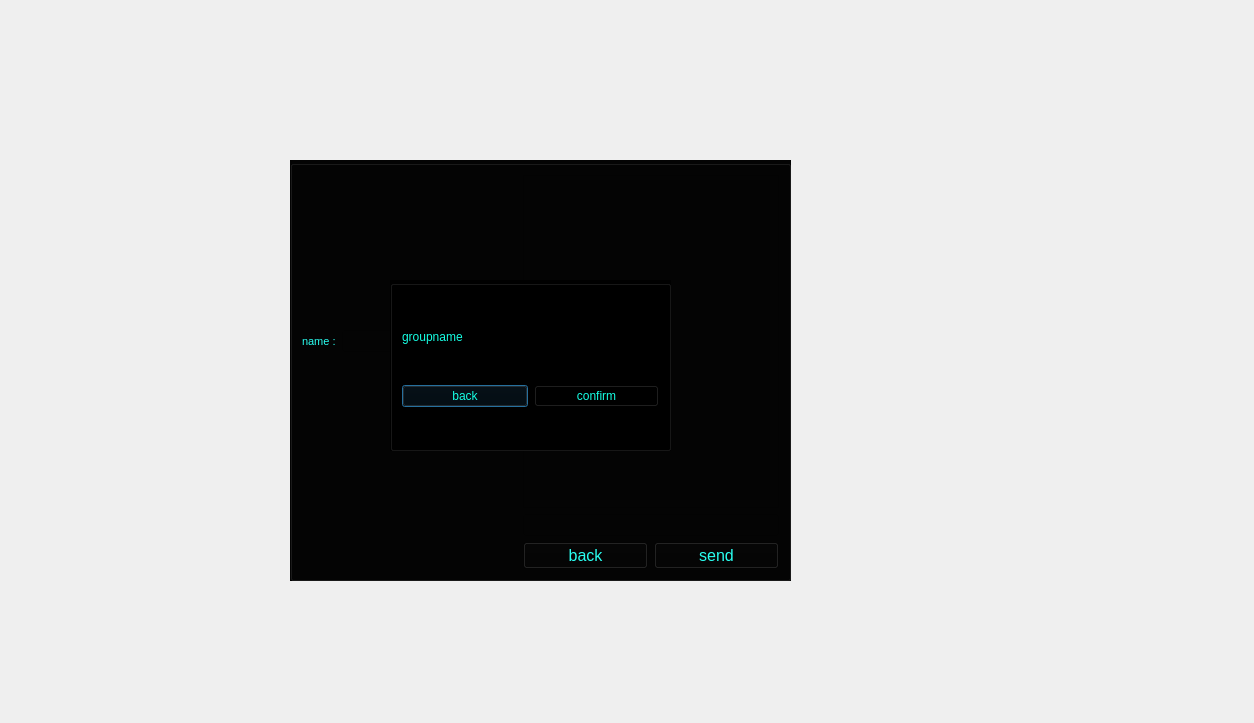
The window that massenger/joingroup_dialog.ui (MahanBeidokhti/AP-Messenger) describes before a commit, drawn with Qt 5.
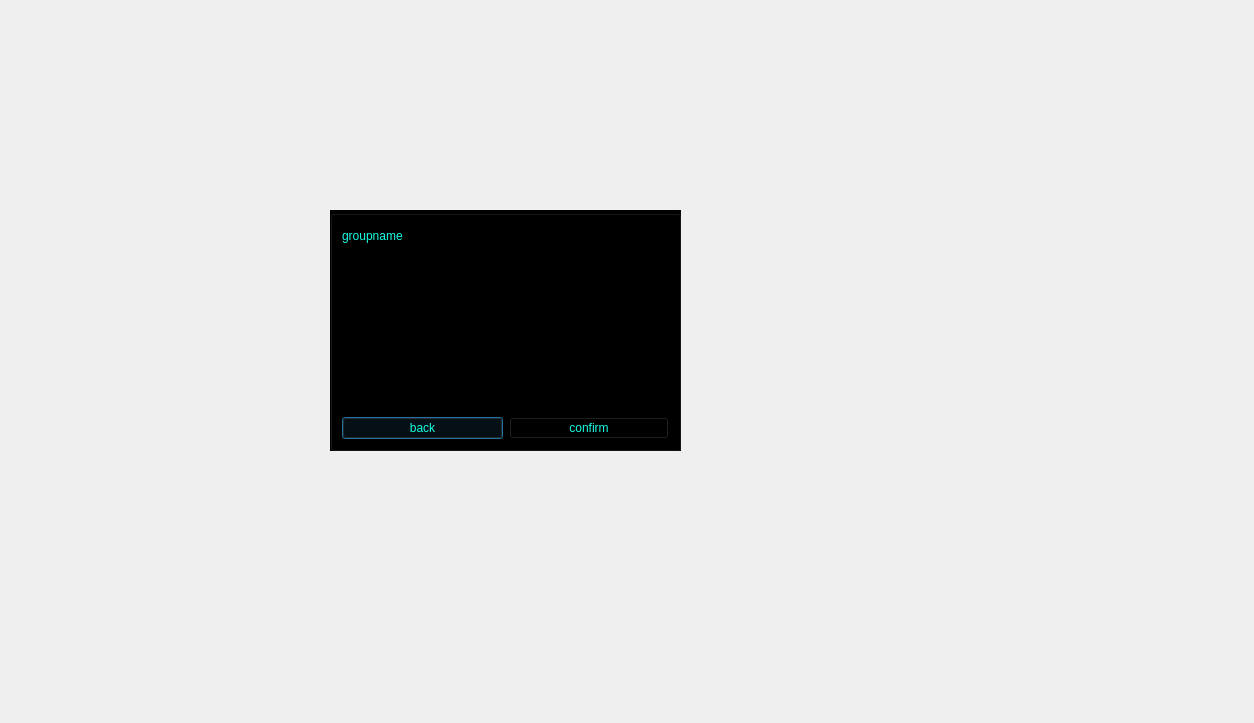
The same window after the commit. Icons and pictures are not drawn.

```diff
--- a/massenger/joingroup_dialog.ui
+++ b/massenger/joingroup_dialog.ui
@@ -19,10 +19,10 @@
   <widget class="QGroupBox" name="groupinformation_groupBox">
    <property name="geometry">
     <rect>
-     <x>390</x>
-     <y>280</y>
-     <width>281</width>
-     <height>171</height>
+     <x>330</x>
+     <y>210</y>
+     <width>351</width>
+     <height>241</height>
     </rect>
    </property>
    <property name="styleSheet">
@@ -47,110 +47,27 @@
       </item>
      </layout>
     </item>
-    <item row="1" column="0">
+    <item row="2" column="0">
      <widget class="QPushButton" name="back_pushButton">
       <property name="text">
        <string>back</string>
       </property>
      </widget>
     </item>
-    <item row="1" column="1">
+    <item row="2" column="1">
      <widget class="QPushButton" name="confirm_pushButton">
       <property name="text">
        <string>confirm</string>
       </property>
      </widget>
     </item>
-   </layout>
-  </widget>
-  <widget class="QGroupBox" name="chat_groupBox">
-   <property name="geometry">
-    <rect>
-     <x>290</x>
-     <y>160</y>
-     <width>501</width>
-     <height>421</height>
-    </rect>
-   </property>
-   <property name="styleSheet">
-    <string notr="true">color: rgb(41, 255, 241);
-background-color: rgb(4, 4, 4);
-gridline-color: rgb(255, 71, 25);
-border-color: rgb(15, 255, 11);
-border-color: rgb(255, 23, 23);</string>
-   </property>
-   <property name="title">
-    <string/>
-   </property>
-   <layout class="QGridLayout" name="gridLayout">
-    <item row="0" column="0">
-     <widget class="QLabel" name="name_label">
-      <property name="font">
-       <font>
-        <pointsize>8</pointsize>
-       </font>
-      </property>
-      <property name="text">
-       <string>name :</string>
-      </property>
-     </widget>
-    </item>
-    <item row="0" column="1">
-     <widget class="QLineEdit" name="recieved_groupname_lineEdit">
-      <property name="font">
-       <font>
-        <pointsize>8</pointsize>
-       </font>
-      </property>
-     </widget>
-    </item>
-    <item row="0" column="2">
-     <widget class="QListView" name="massege_listView">
-      <property name="styleSheet">
-       <string notr="true">gridline-color: rgb(255, 102, 26);
-selection-background-color: rgb(255, 71, 39);
-border-top-color: rgb(255, 101, 24);</string>
-      </property>
-     </widget>
-    </item>
-    <item row="1" column="2">
-     <widget class="QLineEdit" name="send_lineEdit">
-      <property name="styleSheet">
-       <string notr="true">border-color: rgb(11, 255, 235);</string>
-      </property>
+    <item row="1" column="0" colspan="2">
+     <widget class="QLabel" name="error_label">
       <property name="text">
        <string/>
       </property>
      </widget>
     </item>
-    <item row="2" column="2">
-     <layout class="QHBoxLayout" name="horizontalLayout_2">
-      <item>
-       <widget class="QPushButton" name="back_chat_pushButton">
-        <property name="font">
-         <font>
-          <pointsize>12</pointsize>
-         </font>
-        </property>
-        <property name="text">
-         <string>back</string>
-        </property>
-       </widget>
-      </item>
-      <item>
-       <widget class="QPushButton" name="send_pushButton">
-        <property name="font">
-         <font>
-          <pointsize>12</pointsize>
-         </font>
-        </property>
-        <property name="text">
-         <string>send</string>
-        </property>
-       </widget>
-      </item>
-     </layout>
-    </item>
    </layout>
   </widget>
   <zorder>chat_groupBox</zorder>
```
Left out of the diff: 2 changed lines with no effect on the pictures.
